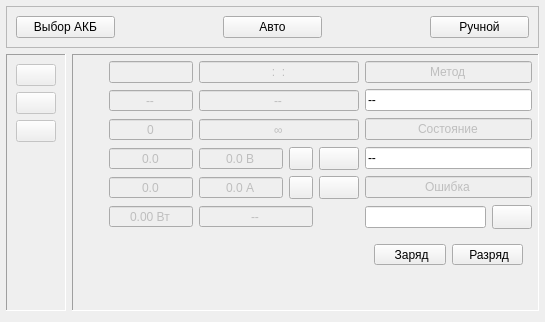
This is zrm/zrmmaindisplay.ui in dostapazov/powermon_v4 as Qt 5 draws it before an edit. The edited form follows.
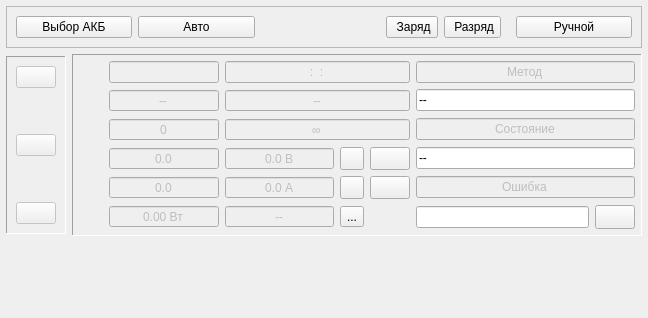
This is the edited form. Icons and pictures are not drawn.

Commit message: Improve Look MainDisplay

Patch:
```diff
--- a/zrm/zrmmaindisplay.ui
+++ b/zrm/zrmmaindisplay.ui
@@ -6,12 +6,12 @@
    <rect>
     <x>0</x>
     <y>0</y>
-    <width>545</width>
-    <height>322</height>
+    <width>648</width>
+    <height>318</height>
    </rect>
   </property>
   <property name="sizePolicy">
-   <sizepolicy hsizetype="Preferred" vsizetype="Maximum">
+   <sizepolicy hsizetype="Preferred" vsizetype="Fixed">
     <horstretch>0</horstretch>
     <verstretch>0</verstretch>
    </sizepolicy>
@@ -48,97 +48,201 @@
        <enum>QLayout::SetMinAndMaxSize</enum>
       </property>
       <item>
-       <layout class="QHBoxLayout" name="horizontalLayout_2">
-        <property name="spacing">
-         <number>10</number>
+       <widget class="QPushButton" name="bMethodAuto">
+        <property name="sizePolicy">
+         <sizepolicy hsizetype="MinimumExpanding" vsizetype="Preferred">
+          <horstretch>0</horstretch>
+          <verstretch>0</verstretch>
+         </sizepolicy>
         </property>
-        <property name="sizeConstraint">
-         <enum>QLayout::SetMinAndMaxSize</enum>
+        <property name="text">
+         <string>  Выбор АКБ  </string>
         </property>
-        <item>
-         <widget class="QPushButton" name="bMethodAuto">
-          <property name="sizePolicy">
-           <sizepolicy hsizetype="Expanding" vsizetype="Preferred">
-            <horstretch>0</horstretch>
-            <verstretch>0</verstretch>
-           </sizepolicy>
-          </property>
-          <property name="text">
-           <string>Выбор АКБ</string>
-          </property>
-          <property name="checkable">
-           <bool>true</bool>
-          </property>
-          <property name="autoExclusive">
-           <bool>false</bool>
-          </property>
-         </widget>
-        </item>
-        <item>
-         <spacer name="horizontalSpacer">
-          <property name="orientation">
-           <enum>Qt::Horizontal</enum>
-          </property>
-          <property name="sizeHint" stdset="0">
-           <size>
-            <width>40</width>
-            <height>20</height>
-           </size>
-          </property>
-         </spacer>
-        </item>
-        <item>
-         <widget class="QPushButton" name="bMethodAny">
-          <property name="sizePolicy">
-           <sizepolicy hsizetype="Expanding" vsizetype="Preferred">
-            <horstretch>0</horstretch>
-            <verstretch>0</verstretch>
-           </sizepolicy>
-          </property>
-          <property name="text">
-           <string>Авто</string>
-          </property>
-          <property name="checkable">
-           <bool>true</bool>
-          </property>
-          <property name="autoExclusive">
-           <bool>false</bool>
-          </property>
-         </widget>
-        </item>
-        <item>
-         <spacer name="horizontalSpacer_2">
-          <property name="orientation">
-           <enum>Qt::Horizontal</enum>
-          </property>
-          <property name="sizeHint" stdset="0">
-           <size>
-            <width>40</width>
-            <height>20</height>
-           </size>
-          </property>
-         </spacer>
-        </item>
-        <item>
-         <widget class="QPushButton" name="bMethodManual">
-          <property name="sizePolicy">
-           <sizepolicy hsizetype="Expanding" vsizetype="Preferred">
-            <horstretch>0</horstretch>
-            <verstretch>0</verstretch>
-           </sizepolicy>
-          </property>
-          <property name="text">
-           <string>Ручной</string>
-          </property>
-          <property name="checkable">
-           <bool>true</bool>
-          </property>
-          <property name="autoExclusive">
-           <bool>false</bool>
-          </property>
-         </widget>
-        </item>
-       </layout>
+        <property name="checkable">
+         <bool>true</bool>
+        </property>
+        <property name="autoExclusive">
+         <bool>false</bool>
+        </property>
+       </widget>
+      </item>
+      <item>
+       <widget class="QPushButton" name="bMethodAny">
+        <property name="sizePolicy">
+         <sizepolicy hsizetype="MinimumExpanding" vsizetype="Preferred">
+          <horstretch>0</horstretch>
+          <verstretch>0</verstretch>
+         </sizepolicy>
+        </property>
+        <property name="text">
+         <string>  Авто  </string>
+        </property>
+        <property name="checkable">
+         <bool>true</bool>
+        </property>
+        <property name="autoExclusive">
+         <bool>false</bool>
+        </property>
+       </widget>
+      </item>
+      <item>
+       <spacer name="horizontalSpacer">
+        <property name="orientation">
+         <enum>Qt::Horizontal</enum>
+        </property>
+        <property name="sizeHint" stdset="0">
+         <size>
+          <width>40</width>
+          <height>20</height>
+         </size>
+        </property>
+       </spacer>
+      </item>
+      <item>
+       <widget class="QFrame" name="manualButtonsFrame">
+        <property name="sizePolicy">
+         <sizepolicy hsizetype="Expanding" vsizetype="Preferred">
+          <horstretch>0</horstretch>
+          <verstretch>0</verstretch>
+         </sizepolicy>
+        </property>
+        <layout class="QHBoxLayout" name="stateButtonFrame">
+         <property name="leftMargin">
+          <number>9</number>
+         </property>
+         <property name="topMargin">
+          <number>0</number>
+         </property>
+         <property name="rightMargin">
+          <number>9</number>
+         </property>
+         <property name="bottomMargin">
+          <number>0</number>
+         </property>
+         <item>
+          <widget class="QToolButton" name="bCharge">
+           <property name="enabled">
+            <bool>true</bool>
+           </property>
+           <property name="sizePolicy">
+            <sizepolicy hsizetype="Expanding" vsizetype="Preferred">
+             <horstretch>0</horstretch>
+             <verstretch>0</verstretch>
+            </sizepolicy>
+           </property>
+           <property name="maximumSize">
+            <size>
+             <width>16777215</width>
+             <height>16777215</height>
+            </size>
+           </property>
+           <property name="text">
+            <string> Заряд</string>
+           </property>
+           <property name="icon">
+            <iconset resource="zrm_resource.qrc">
+             <normaloff>:/zrm/icons/current_in.png</normaloff>:/zrm/icons/current_in.png</iconset>
+           </property>
+           <property name="iconSize">
+            <size>
+             <width>24</width>
+             <height>24</height>
+            </size>
+           </property>
+           <property name="checkable">
+            <bool>true</bool>
+           </property>
+           <property name="checked">
+            <bool>false</bool>
+           </property>
+           <property name="autoExclusive">
+            <bool>false</bool>
+           </property>
+           <property name="toolButtonStyle">
+            <enum>Qt::ToolButtonTextBesideIcon</enum>
+           </property>
+           <property name="autoRaise">
+            <bool>false</bool>
+           </property>
+           <attribute name="buttonGroup">
+            <string notr="true">manualButtons</string>
+           </attribute>
+          </widget>
+         </item>
+         <item>
+          <widget class="QToolButton" name="bDischarge">
+           <property name="enabled">
+            <bool>true</bool>
+           </property>
+           <property name="sizePolicy">
+            <sizepolicy hsizetype="Expanding" vsizetype="Preferred">
+             <horstretch>0</horstretch>
+             <verstretch>0</verstretch>
+            </sizepolicy>
+           </property>
+           <property name="maximumSize">
+            <size>
+             <width>16777215</width>
+             <height>16777215</height>
+            </size>
+           </property>
+           <property name="text">
+            <string> Разряд</string>
+           </property>
+           <property name="icon">
+            <iconset resource="zrm_resource.qrc">
+             <normaloff>:/zrm/icons/current_out.png</normaloff>:/zrm/icons/current_out.png</iconset>
+           </property>
+           <property name="iconSize">
+            <size>
+             <width>24</width>
+             <height>24</height>
+            </size>
+           </property>
+           <property name="checkable">
+            <bool>true</bool>
+           </property>
+           <property name="checked">
+            <bool>false</bool>
+           </property>
+           <property name="autoExclusive">
+            <bool>false</bool>
+           </property>
+           <property name="toolButtonStyle">
+            <enum>Qt::ToolButtonTextBesideIcon</enum>
+           </property>
+           <property name="autoRaise">
+            <bool>false</bool>
+           </property>
+           <property name="arrowType">
+            <enum>Qt::NoArrow</enum>
+           </property>
+           <attribute name="buttonGroup">
+            <string notr="true">manualButtons</string>
+           </attribute>
+          </widget>
+         </item>
+        </layout>
+       </widget>
+      </item>
+      <item>
+       <widget class="QPushButton" name="bMethodManual">
+        <property name="sizePolicy">
+         <sizepolicy hsizetype="MinimumExpanding" vsizetype="Preferred">
+          <horstretch>0</horstretch>
+          <verstretch>0</verstretch>
+         </sizepolicy>
+        </property>
+        <property name="text">
+         <string>  Ручной  </string>
+        </property>
+        <property name="checkable">
+         <bool>true</bool>
+        </property>
+        <property name="autoExclusive">
+         <bool>false</bool>
+        </property>
+       </widget>
       </item>
      </layout>
     </widget>
@@ -147,6 +251,12 @@
     <layout class="QHBoxLayout" name="horizontalLayout_4">
      <item>
       <widget class="QFrame" name="ctrlButtonFrame">
+       <property name="sizePolicy">
+        <sizepolicy hsizetype="Preferred" vsizetype="Fixed">
+         <horstretch>0</horstretch>
+         <verstretch>0</verstretch>
+        </sizepolicy>
+       </property>
        <property name="frameShape">
         <enum>QFrame::Panel</enum>
        </property>
@@ -195,6 +305,19 @@
           </property>
          </widget>
         </item>
+        <item>
+         <spacer name="verticalSpacer_2">
+          <property name="orientation">
+           <enum>Qt::Vertical</enum>
+          </property>
+          <property name="sizeHint" stdset="0">
+           <size>
+            <width>20</width>
+            <height>40</height>
+           </size>
+          </property>
+         </spacer>
+        </item>
         <item>
          <widget class="QPushButton" name="bPause">
           <property name="enabled">
@@ -234,6 +357,19 @@
           </property>
          </widget>
         </item>
+        <item>
+         <spacer name="verticalSpacer_4">
+          <property name="orientation">
+           <enum>Qt::Vertical</enum>
+          </property>
+          <property name="sizeHint" stdset="0">
+           <size>
+            <width>20</width>
+            <height>40</height>
+           </size>
+          </property>
+         </spacer>
+        </item>
         <item>
          <widget class="QPushButton" name="bStop">
           <property name="enabled">
@@ -262,31 +398,24 @@
           </property>
          </widget>
         </item>
-        <item>
-         <spacer name="verticalSpacer_3">
-          <property name="orientation">
-           <enum>Qt::Vertical</enum>
-          </property>
-          <property name="sizeHint" stdset="0">
-           <size>
-            <width>20</width>
-            <height>40</height>
-           </size>
-          </property>
-         </spacer>
-        </item>
        </layout>
       </widget>
      </item>
      <item>
       <widget class="QFrame" name="paramFrame">
+       <property name="sizePolicy">
+        <sizepolicy hsizetype="Preferred" vsizetype="Fixed">
+         <horstretch>0</horstretch>
+         <verstretch>0</verstretch>
+        </sizepolicy>
+       </property>
        <property name="frameShape">
         <enum>QFrame::Panel</enum>
        </property>
        <property name="frameShadow">
         <enum>QFrame::Sunken</enum>
        </property>
-       <layout class="QGridLayout" name="gridLayout_2" rowstretch="0,0,0,0,0,0,0,0,0" columnstretch="0,1,0,1,0,2,2,0" rowminimumheight="0,0,0,0,0,0,0,0,0">
+       <layout class="QGridLayout" name="gridLayout_2" rowstretch="0,0,0,0,0,0,0,0" columnstretch="0,1,0,1,0,0,2,0">
         <property name="sizeConstraint">
          <enum>QLayout::SetDefaultConstraint</enum>
         </property>
@@ -381,26 +510,38 @@
           </property>
          </widget>
         </item>
-        <item row="6" column="5">
-         <widget class="QLabel" name="labelTemperature">
-          <property name="maximumSize">
-           <size>
-            <width>24</width>
-            <height>24</height>
-           </size>
+        <item row="6" column="3">
+         <widget class="QDoubleSpinBox" name="sbTemperature">
+          <property name="enabled">
+           <bool>false</bool>
           </property>
-          <property name="toolTip">
-           <string>Температура</string>
+          <property name="sizePolicy">
+           <sizepolicy hsizetype="Expanding" vsizetype="Fixed">
+            <horstretch>0</horstretch>
+            <verstretch>0</verstretch>
+           </sizepolicy>
           </property>
-          <property name="text">
-           <string/>
+          <property name="alignment">
+           <set>Qt::AlignCenter</set>
           </property>
-          <property name="pixmap">
-           <pixmap resource="zrm_resource.qrc">:/zrm/icons/temperature.png</pixmap>
-          </property>
-          <property name="scaledContents">
+          <property name="readOnly">
            <bool>true</bool>
           </property>
+          <property name="buttonSymbols">
+           <enum>QAbstractSpinBox::NoButtons</enum>
+          </property>
+          <property name="specialValueText">
+           <string>--</string>
+          </property>
+          <property name="suffix">
+           <string> °C</string>
+          </property>
+          <property name="minimum">
+           <double>1.000000000000000</double>
+          </property>
+          <property name="maximum">
+           <double>125.000000000000000</double>
+          </property>
          </widget>
         </item>
         <item row="2" column="0">
@@ -551,6 +692,28 @@
           </property>
          </widget>
         </item>
+        <item row="0" column="6">
+         <widget class="QLineEdit" name="methodLabel">
+          <property name="enabled">
+           <bool>false</bool>
+          </property>
+          <property name="sizePolicy">
+           <sizepolicy hsizetype="MinimumExpanding" vsizetype="Fixed">
+            <horstretch>0</horstretch>
+            <verstretch>0</verstretch>
+           </sizepolicy>
+          </property>
+          <property name="text">
+           <string>Метод</string>
+          </property>
+          <property name="alignment">
+           <set>Qt::AlignCenter</set>
+          </property>
+          <property name="readOnly">
+           <bool>true</bool>
+          </property>
+         </widget>
+        </item>
         <item row="2" column="3" colspan="3">
          <widget class="QSpinBox" name="sbCycleTotal">
           <property name="enabled">
@@ -576,40 +739,6 @@
           </property>
          </widget>
         </item>
-        <item row="6" column="3" colspan="2">
-         <widget class="QDoubleSpinBox" name="sbTemperature">
-          <property name="enabled">
-           <bool>false</bool>
-          </property>
-          <property name="sizePolicy">
-           <sizepolicy hsizetype="Expanding" vsizetype="Fixed">
-            <horstretch>0</horstretch>
-            <verstretch>0</verstretch>
-           </sizepolicy>
-          </property>
-          <property name="alignment">
-           <set>Qt::AlignCenter</set>
-          </property>
-          <property name="readOnly">
-           <bool>true</bool>
-          </property>
-          <property name="buttonSymbols">
-           <enum>QAbstractSpinBox::NoButtons</enum>
-          </property>
-          <property name="specialValueText">
-           <string>--</string>
-          </property>
-          <property name="suffix">
-           <string> °C</string>
-          </property>
-          <property name="minimum">
-           <double>1.000000000000000</double>
-          </property>
-          <property name="maximum">
-           <double>125.000000000000000</double>
-          </property>
-         </widget>
-        </item>
         <item row="3" column="0">
          <widget class="QLabel" name="labelVolt">
           <property name="sizePolicy">
@@ -807,22 +936,6 @@
           </property>
          </widget>
         </item>
-        <item row="8" column="6">
-         <spacer name="verticalSpacer_2">
-          <property name="orientation">
-           <enum>Qt::Vertical</enum>
-          </property>
-          <property name="sizeType">
-           <enum>QSizePolicy::Expanding</enum>
-          </property>
-          <property name="sizeHint" stdset="0">
-           <size>
-            <width>20</width>
-            <height>20</height>
-           </size>
-          </property>
-         </spacer>
-        </item>
         <item row="6" column="6">
          <layout class="QHBoxLayout" name="horizontalLayout_5">
           <item>
@@ -917,6 +1030,28 @@
           </property>
          </widget>
         </item>
+        <item row="2" column="6">
+         <widget class="QLineEdit" name="stateLabel">
+          <property name="enabled">
+           <bool>false</bool>
+          </property>
+          <property name="sizePolicy">
+           <sizepolicy hsizetype="MinimumExpanding" vsizetype="Fixed">
+            <horstretch>0</horstretch>
+            <verstretch>0</verstretch>
+           </sizepolicy>
+          </property>
+          <property name="text">
+           <string>Состояние</string>
+          </property>
+          <property name="alignment">
+           <set>Qt::AlignCenter</set>
+          </property>
+          <property name="readOnly">
+           <bool>true</bool>
+          </property>
+         </widget>
+        </item>
         <item row="3" column="4">
          <widget class="QToolButton" name="bVoltDec">
           <property name="sizePolicy">
@@ -937,6 +1072,39 @@
           </property>
          </widget>
         </item>
+        <item row="4" column="6">
+         <widget class="QLineEdit" name="errorLabel">
+          <property name="enabled">
+           <bool>false</bool>
+          </property>
+          <property name="sizePolicy">
+           <sizepolicy hsizetype="MinimumExpanding" vsizetype="Fixed">
+            <horstretch>0</horstretch>
+            <verstretch>0</verstretch>
+           </sizepolicy>
+          </property>
+          <property name="text">
+           <string>Ошибка</string>
+          </property>
+          <property name="alignment">
+           <set>Qt::AlignCenter</set>
+          </property>
+          <property name="readOnly">
+           <bool>true</bool>
+          </property>
+         </widget>
+        </item>
+        <item row="6" column="4" colspan="2">
+         <widget class="QToolButton" name="toolButton">
+          <property name="text">
+           <string>...</string>
+          </property>
+          <property name="icon">
+           <iconset resource="zrm_resource.qrc">
+            <normaloff>:/zrm/icons/temperature.png</normaloff>:/zrm/icons/temperature.png</iconset>
+          </property>
+         </widget>
+        </item>
         <item row="3" column="5">
          <widget class="QPushButton" name="bVoltInc">
           <property name="sizePolicy">
@@ -1112,174 +1280,24 @@
           </property>
          </widget>
         </item>
-        <item row="7" column="6">
-         <widget class="QFrame" name="manualButtonsFrame">
-          <property name="sizePolicy">
-           <sizepolicy hsizetype="Expanding" vsizetype="Preferred">
-            <horstretch>0</horstretch>
-            <verstretch>0</verstretch>
-           </sizepolicy>
-          </property>
-          <layout class="QHBoxLayout" name="stateButtonFrame">
-           <item>
-            <widget class="QToolButton" name="bCharge">
-             <property name="enabled">
-              <bool>true</bool>
-             </property>
-             <property name="sizePolicy">
-              <sizepolicy hsizetype="Expanding" vsizetype="Preferred">
-               <horstretch>0</horstretch>
-               <verstretch>0</verstretch>
-              </sizepolicy>
-             </property>
-             <property name="maximumSize">
-              <size>
-               <width>16777215</width>
-               <height>16777215</height>
-              </size>
-             </property>
-             <property name="text">
-              <string> Заряд</string>
-             </property>
-             <property name="icon">
-              <iconset resource="zrm_resource.qrc">
-               <normaloff>:/zrm/icons/current_in.png</normaloff>:/zrm/icons/current_in.png</iconset>
-             </property>
-             <property name="iconSize">
-              <size>
-               <width>24</width>
-               <height>24</height>
-              </size>
-             </property>
-             <property name="checkable">
-              <bool>true</bool>
-             </property>
-             <property name="checked">
-              <bool>false</bool>
-             </property>
-             <property name="autoExclusive">
-              <bool>false</bool>
-             </property>
-             <property name="toolButtonStyle">
-              <enum>Qt::ToolButtonTextBesideIcon</enum>
-             </property>
-             <property name="autoRaise">
-              <bool>false</bool>
-             </property>
-             <attribute name="buttonGroup">
-              <string notr="true">manualButtons</string>
-             </attribute>
-            </widget>
-           </item>
-           <item>
-            <widget class="QToolButton" name="bDischarge">
-             <property name="enabled">
-              <bool>true</bool>
-             </property>
-             <property name="sizePolicy">
-              <sizepolicy hsizetype="Expanding" vsizetype="Preferred">
-               <horstretch>0</horstretch>
-               <verstretch>0</verstretch>
-              </sizepolicy>
-             </property>
-             <property name="maximumSize">
-              <size>
-               <width>16777215</width>
-               <height>16777215</height>
-              </size>
-             </property>
-             <property name="text">
-              <string> Разряд</string>
-             </property>
-             <property name="icon">
-              <iconset resource="zrm_resource.qrc">
-               <normaloff>:/zrm/icons/current_out.png</normaloff>:/zrm/icons/current_out.png</iconset>
-             </property>
-             <property name="iconSize">
-              <size>
-               <width>24</width>
-               <height>24</height>
-              </size>
-             </property>
-             <property name="checkable">
-              <bool>true</bool>
-             </property>
-             <property name="checked">
-              <bool>false</bool>
-             </property>
-             <property name="autoExclusive">
-              <bool>false</bool>
-             </property>
-             <property name="toolButtonStyle">
-              <enum>Qt::ToolButtonTextBesideIcon</enum>
-             </property>
-             <property name="autoRaise">
-              <bool>false</bool>
-             </property>
-             <property name="arrowType">
-              <enum>Qt::NoArrow</enum>
-             </property>
-             <attribute name="buttonGroup">
-              <string notr="true">manualButtons</string>
-             </attribute>
-            </widget>
-           </item>
-          </layout>
-         </widget>
-        </item>
-        <item row="0" column="6">
-         <widget class="QLineEdit" name="methodLabel">
-          <property name="enabled">
-           <bool>false</bool>
-          </property>
-          <property name="text">
-           <string>Метод</string>
-          </property>
-          <property name="alignment">
-           <set>Qt::AlignCenter</set>
-          </property>
-          <property name="readOnly">
-           <bool>true</bool>
-          </property>
-         </widget>
-        </item>
-        <item row="2" column="6">
-         <widget class="QLineEdit" name="stateLabel">
-          <property name="enabled">
-           <bool>false</bool>
-          </property>
-          <property name="text">
-           <string>Состояние</string>
-          </property>
-          <property name="alignment">
-           <set>Qt::AlignCenter</set>
-          </property>
-          <property name="readOnly">
-           <bool>true</bool>
-          </property>
-         </widget>
-        </item>
-        <item row="4" column="6">
-         <widget class="QLineEdit" name="errorLabel">
-          <property name="enabled">
-           <bool>false</bool>
-          </property>
-          <property name="text">
-           <string>Ошибка</string>
-          </property>
-          <property name="alignment">
-           <set>Qt::AlignCenter</set>
-          </property>
-          <property name="readOnly">
-           <bool>true</bool>
-          </property>
-         </widget>
-        </item>
        </layout>
       </widget>
      </item>
     </layout>
    </item>
+   <item>
+    <spacer name="verticalSpacer">
+     <property name="orientation">
+      <enum>Qt::Vertical</enum>
+     </property>
+     <property name="sizeHint" stdset="0">
+      <size>
+       <width>20</width>
+       <height>0</height>
+      </size>
+     </property>
+    </spacer>
+   </item>
   </layout>
  </widget>
  <resources>
```
The commit also changes 1 other file.
